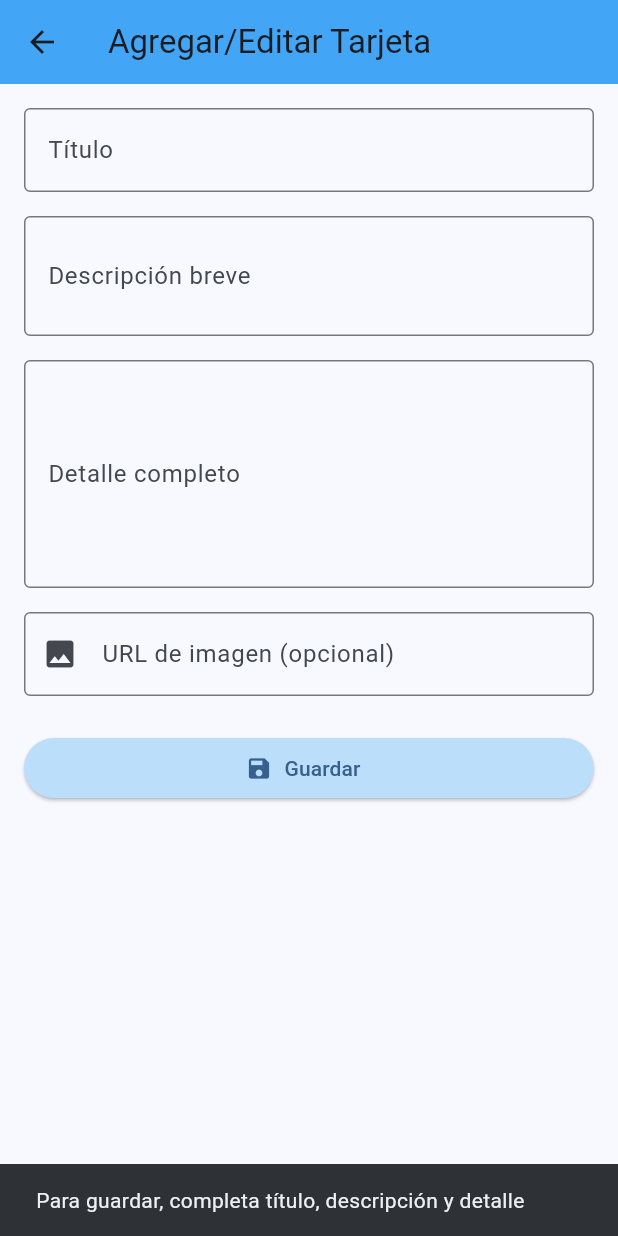
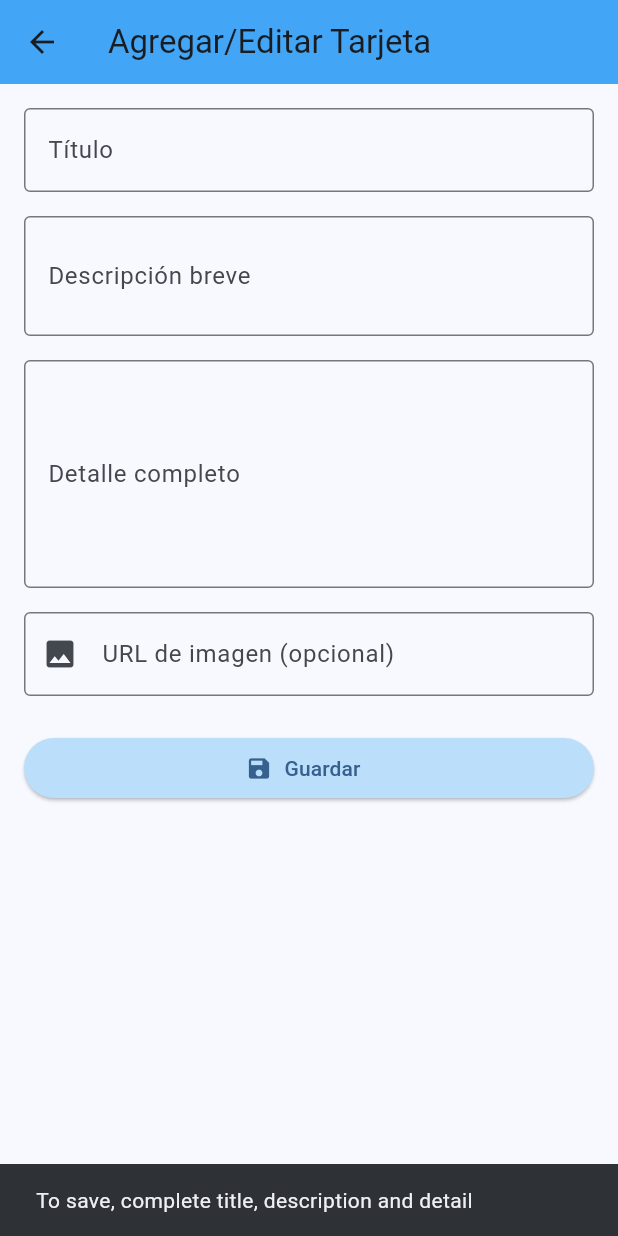
Before and after one commit to bruno8311/TargetList, a Flutter app: the FormScreen screen opened directly, after a tap on "Guardar", on a phone screen of 412 x 824 dp. Run offline on Flutter 3.47's test engine with Material 3 defaults, Android fonts, the phone set to English and light mode, and no system bars; our stand-ins replace shared_preferences; accounts and stored records are empty; network calls fail.

Commit message:
TL-4: Arquitectura Limpia p1

```diff
--- /dev/null
+++ b/lib/data/models/card_item_model.dart
@@ -0,0 +1,26 @@
+import '../../domain/entities/card_item.dart';
+
+class CardItemModel extends CardItem {
+  CardItemModel({
+    required super.title,
+    required super.description,
+    required super.detail,
+    super.imageUrl,
+  });
+
+  //Permiten crear una instancia de tipo CardItemModel
+  factory CardItemModel.fromJson(Map<String, dynamic> json) => CardItemModel(
+    title: json['title'] ?? '',
+    description: json['description'] ?? '',
+    detail: json['detail'] ?? '',
+    imageUrl: json['imageUrl'],
+  );
+
+  //Convierte un objeto a un modelo
+  Map<String, dynamic> toJson() => {
+    'title': title,
+    'description': description,
+    'detail': detail,
+    'imageUrl': imageUrl,
+  };
+}
--- /dev/null
+++ b/lib/data/repositories/card_repository_impl.dart
@@ -0,0 +1,44 @@
+import '../models/card_item_model.dart';
+import '../../domain/entities/card_item.dart';
+import '../../domain/repositories/card_repository.dart';
+import '../datasources/card_local_datasource.dart';
+
+class CardRepositoryImpl implements CardRepository {
+  final CardLocalDatasource _datasource = CardLocalDatasource();
+
+  @override
+  Future<List<CardItemModel>> getCards() async {
+    return await _datasource.getCards();
+  }
+
+  @override
+  Future<void> addCard(CardItem card) async {
+    final cards = await getCards();
+    cards.add(CardItemModel(
+      title: card.title,
+      description: card.description,
+      detail: card.detail,
+      imageUrl: card.imageUrl,
+    ));
+    await _datasource.saveCards(cards);
+  }
+
+  @override
+  Future<void> editCard(int index, CardItem card) async {
+    final cards = await getCards();
+    cards[index] = CardItemModel(
+      title: card.title,
+      description: card.description,
+      detail: card.detail,
+      imageUrl: card.imageUrl,
+    );
+    await _datasource.saveCards(cards);
+  }
+
+  @override
+  Future<void> removeCard(int index) async {
+    final cards = await getCards();
+    cards.removeAt(index);
+    await _datasource.saveCards(cards);
+  }
+}
--- /dev/null
+++ b/lib/domain/entities/card_item.dart
@@ -0,0 +1,13 @@
+class CardItem {
+  final String title;
+  final String description;
+  final String detail;
+  final String? imageUrl;
+
+  CardItem({
+    required this.title,
+    required this.description,
+    required this.detail,
+    this.imageUrl,
+  });
+}
--- /dev/null
+++ b/lib/domain/usecases/cards/add_card.dart
@@ -0,0 +1,13 @@
+import '../../entities/card_item.dart';
+import '../../repositories/card_repository.dart';
+
+class AddCard {
+  //Propiedad
+  final CardRepository repository;
+  AddCard(this.repository);
+
+  //Metodo para agregar card
+  Future<void> call(CardItem card) async {
+    await repository.addCard(card);
+  }
+}
--- /dev/null
+++ b/lib/domain/usecases/cards/edit_card.dart
@@ -0,0 +1,11 @@
+import '../../entities/card_item.dart';
+import '../../repositories/card_repository.dart';
+
+class EditCard {
+  final CardRepository repository;
+  EditCard(this.repository);
+
+  Future<void> call(int index, CardItem card) async {
+    await repository.editCard(index, card);
+  }
+}
--- /dev/null
+++ b/lib/domain/usecases/cards/get_cards.dart
@@ -0,0 +1,11 @@
+import '../../entities/card_item.dart';
+import '../../repositories/card_repository.dart';
+
+class GetCards {
+  final CardRepository repository;
+  GetCards(this.repository);
+
+  Future<List<CardItem>> call() async {
+    return await repository.getCards();
+  }
+}
--- /dev/null
+++ b/lib/domain/usecases/cards/remove_card.dart
@@ -0,0 +1,10 @@
+import '../../repositories/card_repository.dart';
+
+class RemoveCard {
+  final CardRepository repository;
+  RemoveCard(this.repository);
+
+  Future<void> call(int index) async {
+    await repository.removeCard(index);
+  }
+}
--- a/lib/main.dart
+++ b/lib/main.dart
@@ -13,7 +13,7 @@ class MyApp extends StatelessWidget {
   Widget build(BuildContext context) {
     return MultiProvider(
       providers: [
-        ChangeNotifierProvider(create: (_) => CardProvider()),
+        ChangeNotifierProvider(create: (_) => CardProvider()), //Gestor de estado
       ],
       child: MaterialApp(
         debugShowCheckedModeBanner: false,
--- a/lib/models/card_item.dart
+++ /dev/null
@@ -1,29 +0,0 @@
-
-
-class CardItem {
-  final String titulo;
-  final String descripcion;
-  final String detalle;
-  final String? imageUrl;
-
-  CardItem({
-    required this.titulo,
-    required this.descripcion,
-    required this.detalle,
-    this.imageUrl,
-  });
-
-  Map<String, dynamic> toJson() => {
-    'titulo': titulo,
-    'descripcion': descripcion,
-    'detalle': detalle,
-    'imageUrl': imageUrl,
-  };
-
-  factory CardItem.fromJson(Map<String, dynamic> json) => CardItem(
-    titulo: json['titulo'],
-    descripcion: json['descripcion'],
-    detalle: json['detalle'],
-    imageUrl: json['imageUrl'],
-  );
-}
--- a/lib/presentation/providers/card_provider.dart
+++ b/lib/presentation/providers/card_provider.dart
@@ -1,56 +1,45 @@
 import 'package:flutter/material.dart';
-import '../../models/card_item.dart';
-import 'dart:convert';
-import 'package:shared_preferences/shared_preferences.dart';
+import '../../domain/entities/card_item.dart';
+import '../../domain/usecases/cards/get_cards.dart';
+import '../../domain/usecases/cards/add_card.dart';
+import '../../domain/usecases/cards/edit_card.dart';
+import '../../domain/usecases/cards/remove_card.dart';
+import '../../data/repositories/card_repository_impl.dart';
+class CardProvider extends ChangeNotifier {
+  //Casos de uso
+	final GetCards getCardsUseCase;
+	final AddCard addCardUseCase;
+	final EditCard editCardUseCase;
+	final RemoveCard removeCardUseCase;
 
-class CardProvider extends ChangeNotifier {
-	CardProvider() {
-		loadCards();
-	}
+	List<CardItem> listElements = [];
 
-	List<CardItem> listElements = List.generate(
-		3,
-		(index) => CardItem(
-			titulo: 'Tarjeta ${index + 1}',
-			descripcion: 'Esta es una breve descripcion de la tarjeta ${index + 1} que se mostrara en la pantalla principal, que sea menor de 100 caracteres para que no se corte.',
-			detalle: 'Aquí puedes encontrar información más específica sobre la tarjeta ${index + 1}. Este es el contenido que se mostrará en la pantalla de detalles cuando el usuario toque la tarjeta. Puedes incluir información técnica, características especiales, o cualquier otro dato relevante que consideres importante para el usuario.',
-			imageUrl: 'https://picsum.photos/200/200?random=${index + 1}',
-		),
-	);
+	CardProvider()
+		: getCardsUseCase = GetCards(CardRepositoryImpl()),
+      addCardUseCase = AddCard(CardRepositoryImpl()),
+	    editCardUseCase = EditCard(CardRepositoryImpl()),
+	  	removeCardUseCase = RemoveCard(CardRepositoryImpl());
 
 	Future<void> addCard(CardItem newCard) async {
-		listElements.add(newCard);
-		await saveCards();
+		await addCardUseCase.call(newCard);
+		await loadCards();
 		notifyListeners();
 	}
 
 	Future<void> editCard(int index, CardItem newCard) async {
-		listElements[index] = newCard;
-		await saveCards();
+		await editCardUseCase.call(index, newCard);
+		await loadCards();
 		notifyListeners();
 	}
 
 	Future<void> removeCard(int index) async {
-		listElements.removeAt(index);
-		await saveCards();
+		await removeCardUseCase.call(index);
+		await loadCards();
 		notifyListeners();
 	}
 
-	Future<void> saveCards() async {
-		final prefs = await SharedPreferences.getInstance();
-		final tarjetasJson = listElements.map((e) => e.toJson()).toList();
-		await prefs.setString('cards', jsonEncode(tarjetasJson));
-	}
-
 	Future<void> loadCards() async {
-		final prefs = await SharedPreferences.getInstance();
-		final tarjetasString = prefs.getString('cards');
-		if (tarjetasString != null) {
-			final tarjetasJson = jsonDecode(tarjetasString) as List;
-			listElements = tarjetasJson
-					.map((e) => CardItem.fromJson(Map<String, dynamic>.from(e)))
-					.toList();
-			notifyListeners();
-		}
+		listElements = await getCardsUseCase.call();
+		notifyListeners();
 	}
 }
--- a/lib/presentation/screens/form_screen.dart
+++ b/lib/presentation/screens/form_screen.dart
@@ -1,50 +1,50 @@
 
 import 'package:flutter/material.dart';
-import '../../models/card_item.dart';
+import '../../domain/entities/card_item.dart';
 
 class FormScreen extends StatefulWidget {
-  final String? tituloInicial;
-  final String? descripcionInicial;
-  final String? detalleInicial;
-  final String? imageUrlInicial;
-  const FormScreen({super.key, this.tituloInicial, this.descripcionInicial, this.detalleInicial, this.imageUrlInicial});
+  final String? initialTitle;
+  final String? initialDescription;
+  final String? initialDetail;
+  final String? initialImageUrl;
+  const FormScreen({super.key, this.initialTitle, this.initialDescription, this.initialDetail, this.initialImageUrl});
 
   @override
   State<FormScreen> createState() => _FormScreenState();
 }
 class _FormScreenState extends State<FormScreen> {
-  late final TextEditingController _tituloController;
-  late final TextEditingController _descripcionController;
-  late final TextEditingController _detalleController;
+  late final TextEditingController _titleController;
+  late final TextEditingController _descriptionController;
+  late final TextEditingController _detailController;
   late final TextEditingController _imageUrlController;
 
   @override
   void initState() {
     super.initState();
-    _tituloController = TextEditingController(text: widget.tituloInicial ?? '');
-    _descripcionController = TextEditingController(text: widget.descripcionInicial ?? '');
-    _detalleController = TextEditingController(text: widget.detalleInicial ?? '');
-    _imageUrlController = TextEditingController(text: widget.imageUrlInicial ?? '');
+  _titleController = TextEditingController(text: widget.initialTitle ?? '');
+  _descriptionController = TextEditingController(text: widget.initialDescription ?? '');
+  _detailController = TextEditingController(text: widget.initialDetail ?? '');
+  _imageUrlController = TextEditingController(text: widget.initialImageUrl ?? '');
   }
 
   @override
   void dispose() {
-    _tituloController.dispose();
-    _descripcionController.dispose();
-    _detalleController.dispose();
-    _imageUrlController.dispose();
+  _titleController.dispose();
+  _descriptionController.dispose();
+  _detailController.dispose();
+  _imageUrlController.dispose();
     super.dispose();
   }
 
   // Métodos privados para validación y guardado
   bool _validateFields() {
-    final titulo = _tituloController.text.trim();
-    final descripcion = _descripcionController.text.trim();
-    final detalle = _detalleController.text.trim();
+    final title = _titleController.text.trim();
+    final description = _descriptionController.text.trim();
+    final detail = _detailController.text.trim();
 
-    if (titulo.isEmpty || descripcion.isEmpty || detalle.isEmpty) {
+    if (title.isEmpty || description.isEmpty || detail.isEmpty) {
       ScaffoldMessenger.of(context).showSnackBar(
-        const SnackBar(content: Text('Para guardar, completa título, descripción y detalle')),
+        const SnackBar(content: Text('To save, complete title, description and detail')),
       );
       return false;
     }
@@ -52,22 +52,21 @@ class _FormScreenState extends State<FormScreen> {
   }
 
   CardItem _createCardItem() {
-    final titulo = _tituloController.text.trim();
-    final descripcion = _descripcionController.text.trim();
-    final detalle = _detalleController.text.trim();
+    final title = _titleController.text.trim();
+    final description = _descriptionController.text.trim();
+    final detail = _detailController.text.trim();
     final imageUrl = _imageUrlController.text.trim();
 
     return CardItem(
-      titulo: titulo,
-      descripcion: descripcion,
-      detalle: detalle,
+      title: title,
+      description: description,
+      detail: detail,
       imageUrl: imageUrl.isEmpty ? null : imageUrl,
     );
   }
 
   void _saveAndReturn() {
     if (!_validateFields()) return;
-
     final nuevoItem = _createCardItem();
     Navigator.pop(context, nuevoItem);
   }
@@ -85,7 +84,7 @@ class _FormScreenState extends State<FormScreen> {
           crossAxisAlignment: CrossAxisAlignment.stretch,
           children: [
             TextField(
-              controller: _tituloController,
+              controller: _titleController,
               decoration: const InputDecoration(
                 labelText: 'Título',
                 border: OutlineInputBorder(),
@@ -93,7 +92,7 @@ class _FormScreenState extends State<FormScreen> {
             ),
             const SizedBox(height: 16),
             TextField(
-              controller: _descripcionController,
+              controller: _descriptionController,
               decoration: const InputDecoration(
                 labelText: 'Descripción breve',
                 hintText: 'Resumen que aparecerá en la lista',
@@ -103,10 +102,10 @@ class _FormScreenState extends State<FormScreen> {
             ),
             const SizedBox(height: 16),
             TextField(
-              controller: _detalleController,
+              controller: _detailController,
               decoration: const InputDecoration(
                 labelText: 'Detalle completo',
-                hintText: 'Información detallada que aparecerá en la pantalla de detalles',
+                hintText: 'Información detallada que aparecerá en la pantalla de detalle',
                 border: OutlineInputBorder(),
               ),
               maxLines: 5,
```
Also changed, not shown: lib/data/datasources/card_local_datasource.dart (added, +34 -0 lines), lib/domain/repositories/card_repository.dart (added, +8 -0 lines), lib/presentation/screens/details_screen.dart (+16 -67 lines), lib/presentation/screens/home_screen.dart (+37 -65 lines), lib/presentation/widgets/action_buttons_widget.dart (added, +41 -0 lines), lib/presentation/widgets/card_tile.dart (added, +50 -0 lines), lib/presentation/widgets/image_section_widget.dart (added, +41 -0 lines).
